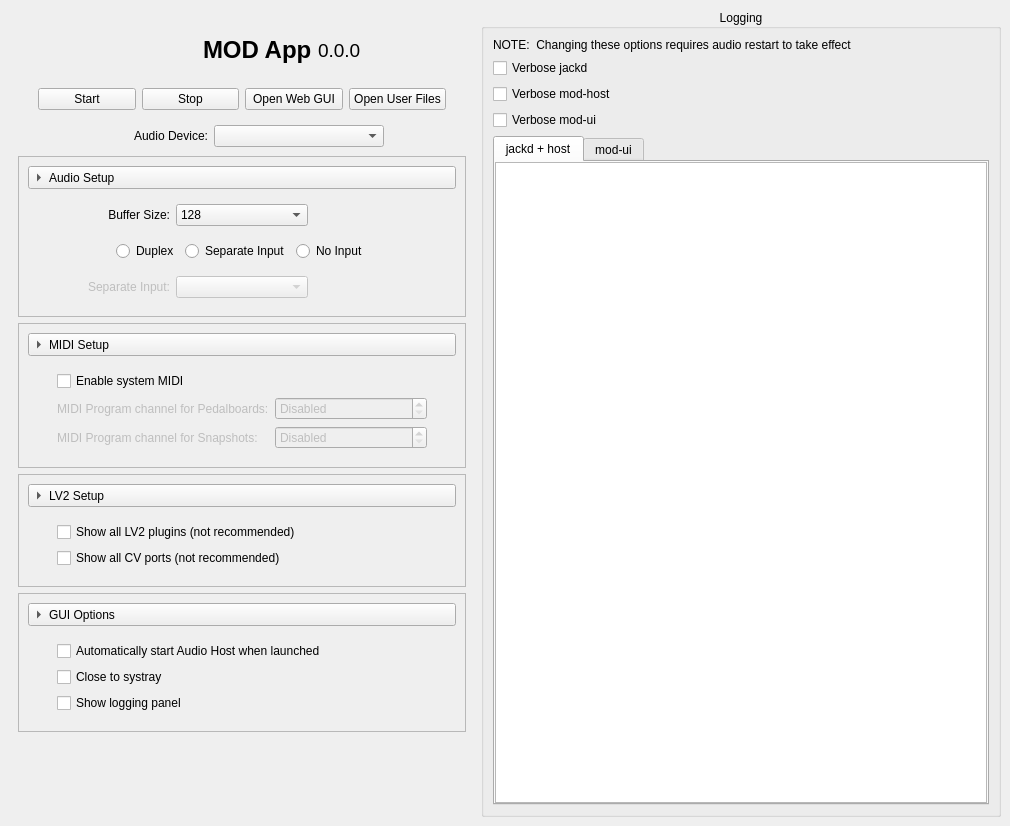
This is src/systray/mod-app.ui in mod-audio/mod-desktop as Qt 5 draws it before an edit. The edited form follows.
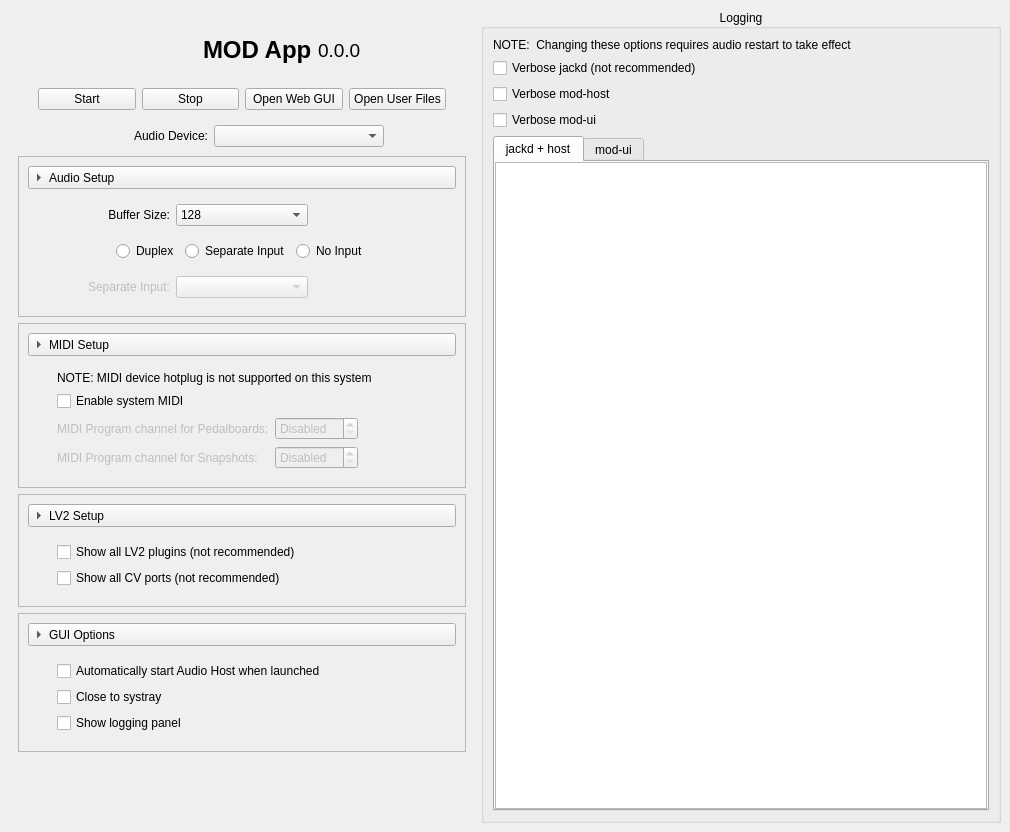
This is the edited form. Icons and pictures are not drawn. Custom widgets are drawn as their Qt base class.

Commit message: Add some tooltips, and note about MIDI hotplug

The edit to the form file:
```diff
--- a/src/systray/mod-app.ui
+++ b/src/systray/mod-app.ui
@@ -7,7 +7,7 @@
     <x>0</x>
     <y>0</y>
     <width>1010</width>
-    <height>826</height>
+    <height>832</height>
    </rect>
   </property>
   <property name="windowTitle">
@@ -463,53 +463,8 @@
           <item>
            <widget class="CollapsibleWidget" name="gb_midi" native="true">
             <layout class="QGridLayout" name="gridLayout_2">
-             <item row="2" column="0">
-              <spacer name="horizontalSpacer_21">
-               <property name="orientation">
-                <enum>Qt::Horizontal</enum>
-               </property>
-               <property name="sizeType">
-                <enum>QSizePolicy::Preferred</enum>
-               </property>
-               <property name="sizeHint" stdset="0">
-                <size>
-                 <width>20</width>
-                 <height>20</height>
-                </size>
-               </property>
-              </spacer>
-             </item>
-             <item row="0" column="0">
-              <spacer name="horizontalSpacer_22">
-               <property name="orientation">
-                <enum>Qt::Horizontal</enum>
-               </property>
-               <property name="sizeType">
-                <enum>QSizePolicy::Preferred</enum>
-               </property>
-               <property name="sizeHint" stdset="0">
-                <size>
-                 <width>20</width>
-                 <height>20</height>
-                </size>
-               </property>
-              </spacer>
-             </item>
-             <item row="1" column="2">
-              <widget class="QSpinBox" name="sp_midi_pb">
-               <property name="enabled">
-                <bool>false</bool>
-               </property>
-               <property name="specialValueText">
-                <string>Disabled</string>
-               </property>
-               <property name="maximum">
-                <number>16</number>
-               </property>
-              </widget>
-             </item>
              <item row="1" column="3">
-              <spacer name="horizontalSpacer_25">
+              <spacer name="horizontalSpacer_26">
                <property name="orientation">
                 <enum>Qt::Horizontal</enum>
                </property>
@@ -525,7 +480,7 @@
               </spacer>
              </item>
              <item row="1" column="0">
-              <spacer name="horizontalSpacer_19">
+              <spacer name="horizontalSpacer_22">
                <property name="orientation">
                 <enum>Qt::Horizontal</enum>
                </property>
@@ -540,7 +495,7 @@
                </property>
               </spacer>
              </item>
-             <item row="2" column="2">
+             <item row="3" column="2">
               <widget class="QSpinBox" name="sp_midi_ss">
                <property name="enabled">
                 <bool>false</bool>
@@ -553,7 +508,23 @@
                </property>
               </widget>
              </item>
-             <item row="1" column="1">
+             <item row="3" column="3">
+              <spacer name="horizontalSpacer_27">
+               <property name="orientation">
+                <enum>Qt::Horizontal</enum>
+               </property>
+               <property name="sizeType">
+                <enum>QSizePolicy::Preferred</enum>
+               </property>
+               <property name="sizeHint" stdset="0">
+                <size>
+                 <width>20</width>
+                 <height>20</height>
+                </size>
+               </property>
+              </spacer>
+             </item>
+             <item row="2" column="1">
               <widget class="QLabel" name="l_midi_pb">
                <property name="enabled">
                 <bool>false</bool>
@@ -566,7 +537,7 @@
                </property>
               </widget>
              </item>
-             <item row="2" column="1">
+             <item row="3" column="1">
               <widget class="QLabel" name="l_midi_ss">
                <property name="enabled">
                 <bool>false</bool>
@@ -579,31 +550,63 @@
                </property>
               </widget>
              </item>
-             <item row="0" column="1" colspan="2">
+             <item row="3" column="0">
+              <spacer name="horizontalSpacer_21">
+               <property name="orientation">
+                <enum>Qt::Horizontal</enum>
+               </property>
+               <property name="sizeType">
+                <enum>QSizePolicy::Preferred</enum>
+               </property>
+               <property name="sizeHint" stdset="0">
+                <size>
+                 <width>20</width>
+                 <height>20</height>
+                </size>
+               </property>
+              </spacer>
+             </item>
+             <item row="2" column="0">
+              <spacer name="horizontalSpacer_19">
+               <property name="orientation">
+                <enum>Qt::Horizontal</enum>
+               </property>
+               <property name="sizeType">
+                <enum>QSizePolicy::Preferred</enum>
+               </property>
+               <property name="sizeHint" stdset="0">
+                <size>
+                 <width>20</width>
+                 <height>20</height>
+                </size>
+               </property>
+              </spacer>
+             </item>
+             <item row="1" column="1" colspan="2">
               <widget class="QCheckBox" name="cb_midi">
                <property name="text">
                 <string>Enable system MIDI</string>
                </property>
               </widget>
              </item>
-             <item row="0" column="3">
-              <spacer name="horizontalSpacer_26">
-               <property name="orientation">
-                <enum>Qt::Horizontal</enum>
+             <item row="2" column="2">
+              <widget class="QSpinBox" name="sp_midi_pb">
+               <property name="enabled">
+                <bool>false</bool>
                </property>
-               <property name="sizeType">
-                <enum>QSizePolicy::Preferred</enum>
+               <property name="toolTip">
+                <string>Send a MIDI program change on this channel to switch between pedalboards.</string>
                </property>
-               <property name="sizeHint" stdset="0">
-                <size>
-                 <width>20</width>
-                 <height>20</height>
-                </size>
+               <property name="specialValueText">
+                <string>Disabled</string>
                </property>
-              </spacer>
+               <property name="maximum">
+                <number>16</number>
+               </property>
+              </widget>
              </item>
              <item row="2" column="3">
-              <spacer name="horizontalSpacer_27">
+              <spacer name="horizontalSpacer_25">
                <property name="orientation">
                 <enum>Qt::Horizontal</enum>
                </property>
@@ -618,6 +621,13 @@
                </property>
               </spacer>
              </item>
+             <item row="0" column="1" colspan="3">
+              <widget class="QLabel" name="l_midi_warn">
+               <property name="text">
+                <string>NOTE: MIDI device hotplug is not supported on this system</string>
+               </property>
+              </widget>
+             </item>
             </layout>
            </widget>
           </item>
@@ -852,7 +862,7 @@
        <item>
         <widget class="QCheckBox" name="cb_verbose_jackd">
          <property name="text">
-          <string>Verbose jackd</string>
+          <string>Verbose jackd (not recommended)</string>
          </property>
         </widget>
        </item>
```
Left out of the diff: 50 changed lines with no effect on the pictures. The commit also changes 1 other file.
